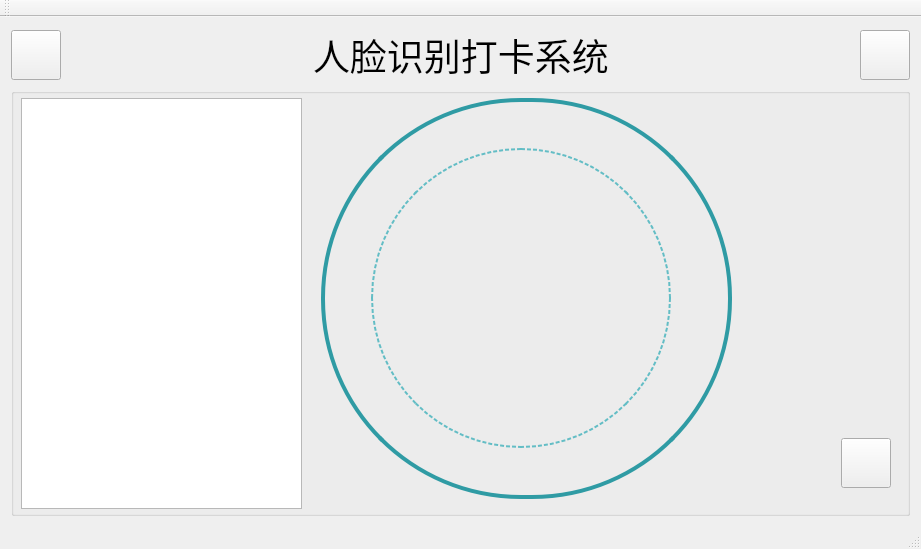
Old version of the form faceattendance.ui in the repository eagleqq/FaceRecognition.
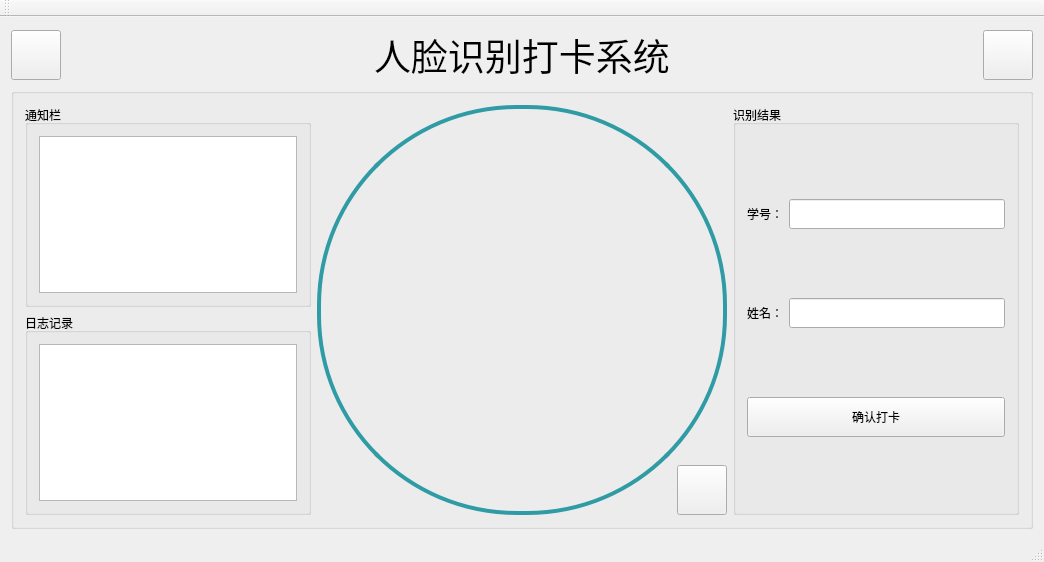
New version of the form. Icons and pictures are not drawn.

Patch:
```diff
--- a/faceattendance.ui
+++ b/faceattendance.ui
@@ -6,14 +6,14 @@
    <rect>
     <x>0</x>
     <y>0</y>
-    <width>921</width>
-    <height>549</height>
+    <width>1044</width>
+    <height>562</height>
    </rect>
   </property>
   <property name="maximumSize">
    <size>
-    <width>921</width>
-    <height>549</height>
+    <width>16777215</width>
+    <height>562</height>
    </size>
   </property>
   <property name="windowTitle">
@@ -147,67 +147,78 @@
         <property name="title">
          <string/>
         </property>
-        <widget class="QLabel" name="label_6">
-         <property name="geometry">
-          <rect>
-           <x>310</x>
-           <y>10</y>
-           <width>411</width>
-           <height>401</height>
-          </rect>
-         </property>
-         <property name="styleSheet">
-          <string notr="true">QLabel{
-border:4px solid#2f9ba4;
-border-radius:200px;
-}</string>
-         </property>
-         <property name="text">
-          <string/>
-         </property>
-        </widget>
-        <widget class="QLabel" name="label_face">
-         <property name="geometry">
-          <rect>
-           <x>360</x>
-           <y>60</y>
-           <width>300</width>
-           <height>300</height>
-          </rect>
-         </property>
-         <property name="styleSheet">
-          <string notr="true">QLabel{
-border:2px dotted#63bdc5;
-border-radius:150px;
-}</string>
-         </property>
-         <property name="text">
-          <string/>
-         </property>
-        </widget>
+        <layout class="QHBoxLayout" name="horizontalLayout_9">
+         <item>
+          <layout class="QVBoxLayout" name="verticalLayout">
+           <item>
+            <widget class="QGroupBox" name="groupBox_3">
+             <property name="title">
+              <string>通知栏</string>
+             </property>
+             <layout class="QHBoxLayout" name="horizontalLayout_2">
+              <item>
+               <widget class="QTextBrowser" name="textBrowserNotice"/>
+              </item>
+             </layout>
+            </widget>
+           </item>
+           <item>
+            <widget class="QGroupBox" name="groupBox">
+             <property name="title">
+              <string>日志记录</string>
+             </property>
+             <layout class="QHBoxLayout" name="horizontalLayout">
+              <item>
         <widget class="QTextBrowser" name="textBrowserLog">
-         <property name="geometry">
-          <rect>
-           <x>10</x>
-           <y>10</y>
-           <width>281</width>
-           <height>411</height>
-          </rect>
-         </property>
          <property name="styleSheet">
           <string notr="true">/*background-color:transparent;
 color: rgb(255, 255, 255);*/</string>
          </property>
         </widget>
+              </item>
+             </layout>
+            </widget>
+           </item>
+          </layout>
+         </item>
+         <item>
+          <layout class="QVBoxLayout" name="verticalLayout_3">
+           <item>
+            <widget class="QLabel" name="label_face">
+             <property name="minimumSize">
+              <size>
+               <width>410</width>
+               <height>410</height>
+              </size>
+             </property>
+             <property name="styleSheet">
+              <string notr="true">QLabel{
+border:4px solid#2f9ba4;
+border-radius:200px;
+}</string>
+             </property>
+             <property name="text">
+              <string/>
+             </property>
+            </widget>
+           </item>
+           <item>
+            <layout class="QHBoxLayout" name="horizontalLayout_3">
+             <item>
+              <spacer name="horizontalSpacer">
+               <property name="orientation">
+                <enum>Qt::Horizontal</enum>
+               </property>
+               <property name="sizeHint" stdset="0">
+                <size>
+                 <width>40</width>
+                 <height>20</height>
+                </size>
+               </property>
+              </spacer>
+             </item>
+             <item>
         <widget class="QPushButton" name="pushButton_cam">
-         <property name="geometry">
-          <rect>
-           <x>830</x>
-           <y>350</y>
-           <width>50</width>
-           <height>50</height>
-          </rect>
-         </property>
          <property name="sizePolicy">
           <sizepolicy hsizetype="Expanding" vsizetype="Expanding">
            <horstretch>0</horstretch>
@@ -235,6 +246,82 @@
           <string/>
          </property>
         </widget>
+             </item>
+            </layout>
+           </item>
+          </layout>
+         </item>
+         <item>
+          <widget class="QGroupBox" name="groupBox_4">
+           <property name="minimumSize">
+            <size>
+             <width>0</width>
+             <height>215</height>
+            </size>
+           </property>
+           <property name="title">
+            <string>识别结果</string>
+           </property>
+           <layout class="QVBoxLayout" name="verticalLayout_4">
+            <item>
+             <layout class="QHBoxLayout" name="horizontalLayout_4">
+              <item>
+               <widget class="QLabel" name="label">
+                <property name="text">
+                 <string>学号：</string>
+                </property>
+               </widget>
+              </item>
+              <item>
+               <widget class="QLineEdit" name="lineEdit_id">
+                <property name="minimumSize">
+                 <size>
+                  <width>0</width>
+                  <height>30</height>
+                 </size>
+                </property>
+               </widget>
+              </item>
+             </layout>
+            </item>
+            <item>
+             <layout class="QHBoxLayout" name="horizontalLayout_5">
+              <item>
+               <widget class="QLabel" name="label_2">
+                <property name="text">
+                 <string>姓名：</string>
+                </property>
+               </widget>
+              </item>
+              <item>
+               <widget class="QLineEdit" name="lineEdit_name">
+                <property name="minimumSize">
+                 <size>
+                  <width>0</width>
+                  <height>30</height>
+                 </size>
+                </property>
+               </widget>
+              </item>
+             </layout>
+            </item>
+            <item>
+             <widget class="QPushButton" name="pushButton_sure">
+              <property name="minimumSize">
+               <size>
+                <width>0</width>
+                <height>40</height>
+               </size>
+              </property>
+              <property name="text">
+               <string>确认打卡</string>
+              </property>
+             </widget>
+            </item>
+           </layout>
+          </widget>
+         </item>
+        </layout>
        </widget>
       </item>
      </layout>
```
Left out of the diff: 4 changed lines with no effect on the pictures. Lines whose indentation alone changed are shown as unchanged.
